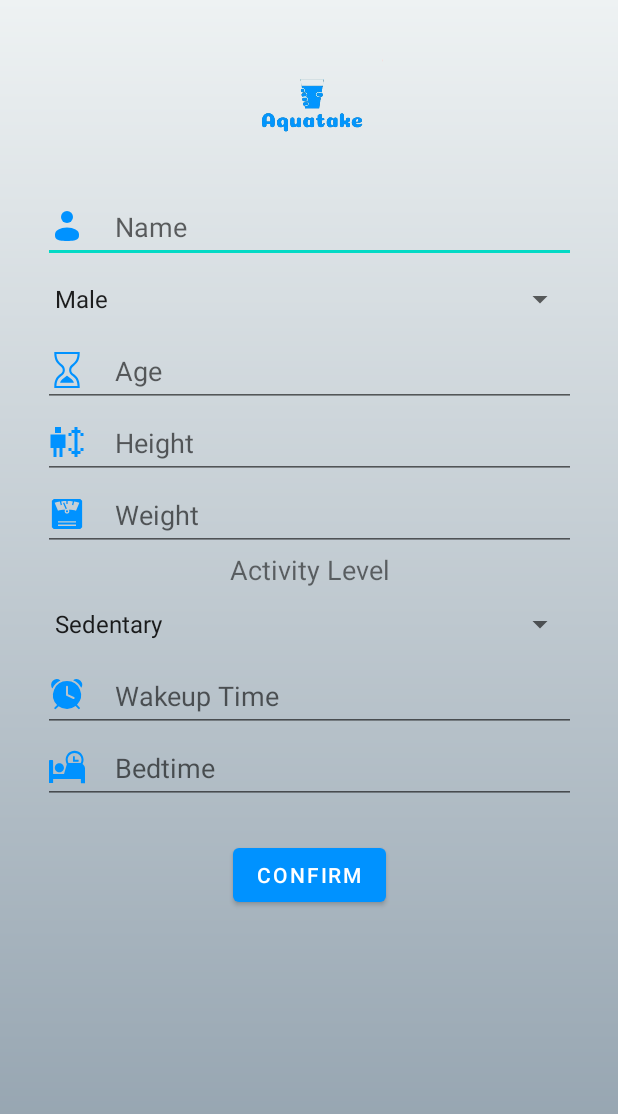
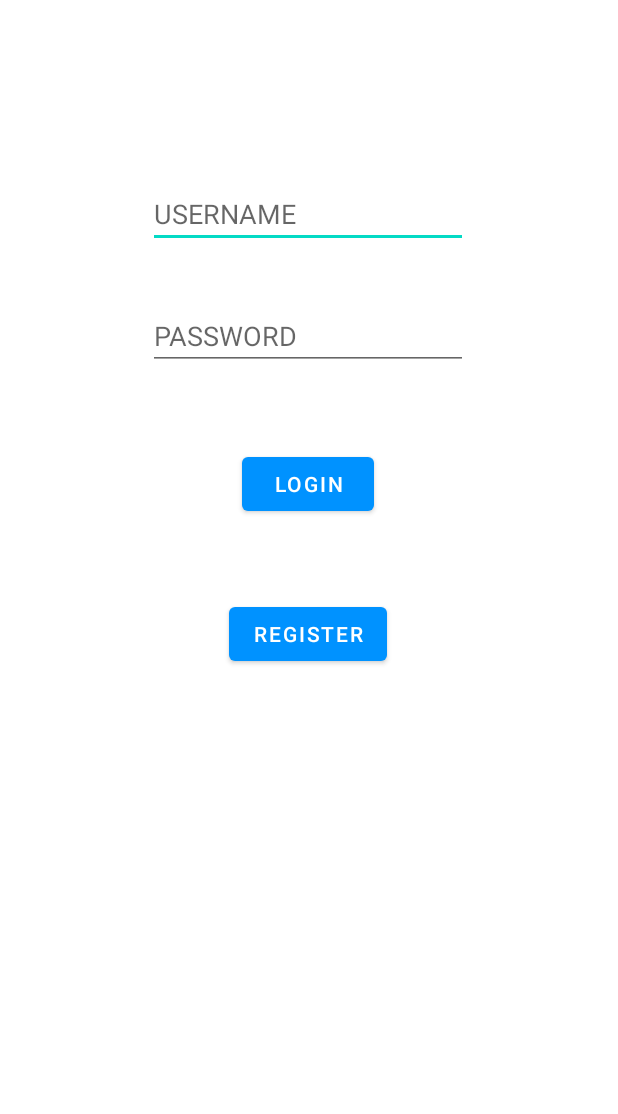
Before and after one commit to SaggyMassiveFuckingSackOfCode/AquaTake, an Android app: the screen it shows after launch (SetupProfile before the commit, Login after it), on a phone screen of 412 x 824 dp. Shown: the top 1114 px of the screen. Run offline under Robolectric (Android 15) with nearby library versions, the light colour scheme and no system bars.

Commit message:
COPY PASTE PARA MAAYOS ANG COPY PASTE

```diff
--- /dev/null
+++ b/app/src/main/java/com/example/aquatake/Login.java
@@ -0,0 +1,49 @@
+package com.example.aquatake;
+
+import androidx.appcompat.app.AppCompatActivity;
+
+import android.content.Intent;
+import android.os.Bundle;
+import android.provider.ContactsContract;
+import android.util.Log;
+import android.widget.EditText;
+import android.widget.Toast;
+
+public class Login extends AppCompatActivity {
+
+    EditText etUsername;
+    EditText etPassword;
+
+    String username;
+    String password;
+    DatabaseManager db;
+
+    @Override
+    protected void onCreate(Bundle savedInstanceState) {
+        super.onCreate(savedInstanceState);
+        setContentView(R.layout.activity_login);
+        etUsername = findViewById(R.id.etUsername);
+        etPassword = findViewById(R.id.etPassword);
+        db = new DatabaseManager(this);
+
+        findViewById(R.id.btnLogin).setOnClickListener(view -> {
+            username = etUsername.getText().toString();
+            password = etPassword.getText().toString();
+            Log.d("DEBUG", ""+ db.Login(username, password));
+            if(username.isEmpty() || password.isEmpty()){
+                Toast.makeText(this, "Please fill in empty fields", Toast.LENGTH_SHORT).show();
+            } else if(db.Login(username, password)){
+                if(!db.hasExistingProfile()){
+                    startActivity(new Intent(Login.this, SetupProfile.class));
+                } else {
+                    startActivity(new Intent(Login.this, Home.class));
+                }
+            }
+        });
+
+        findViewById(R.id.btnRegister).setOnClickListener(view -> {
+            startActivity((new Intent(Login.this, Register.class)));
+        });
+    }
+
+}
--- a/app/src/main/java/com/example/aquatake/MainActivity.java
+++ b/app/src/main/java/com/example/aquatake/MainActivity.java
@@ -16,7 +16,9 @@ public class MainActivity extends AppCompatActivity {
         final Handler handler = new Handler();
         handler.postDelayed(new Runnable() {
             public void run() {
-                if(!db.hasExistingProfile()){
+                if(!AmbotSaImongLubot.isLoggedIn){
+                    startActivity(new Intent(MainActivity.this, Login.class));
+                } else if(!db.hasExistingProfile()){
                     startActivity(new Intent(MainActivity.this, SetupProfile.class));
                 } else {
                     startActivity(new Intent(MainActivity.this, Home.class));
--- a/app/src/main/java/com/example/aquatake/SecondFragment.java
+++ b/app/src/main/java/com/example/aquatake/SecondFragment.java
@@ -15,6 +15,7 @@ public class SecondFragment extends Fragment {
     DatabaseManager Database;
 
     private TextView tvName, tvGender, tvAge, tvHeight, tvWeight, tvWakeUpTime, tvBedTime, tvActivityLevel;
+    DatabaseManager db;
     private String[] profileData;
     public SecondFragment(){}
 
@@ -31,7 +32,12 @@ public class SecondFragment extends Fragment {
         tvBedTime = view.findViewById(R.id.tvBedTime);
         tvActivityLevel = view.findViewById(R.id.tvActivityLevel);
         profileData = Database.getProfileData();
+        db = new DatabaseManager(getContext());
         view.findViewById(R.id.btnSetUp).setOnClickListener(view1 -> startActivity(new Intent(getActivity(), SetupProfile.class)));
+        view.findViewById(R.id.btnLogout).setOnClickListener(view1 -> {
+            db.logout();
+            startActivity(new Intent(getActivity(), MainActivity.class));
+        });
         updateProfile();
         return view;
     }
--- a/app/src/main/java/com/example/aquatake/SetupProfile.java
+++ b/app/src/main/java/com/example/aquatake/SetupProfile.java
@@ -91,7 +91,8 @@ public class SetupProfile extends AppCompatActivity {
                 Toast.makeText(this, "Please fill in missing field(s)", Toast.LENGTH_SHORT).show();
                 return;
             }
-            db.insertSingleUserProfile(
+            db.UpdateUserProfile(
+                    AmbotSaImongLubot.loggedInUsername,
                     name,
                     gender,
                     Integer.parseInt(age),
--- /dev/null
+++ b/app/src/main/res/layout/activity_login.xml
@@ -0,0 +1,54 @@
+<?xml version="1.0" encoding="utf-8"?>
+<androidx.constraintlayout.widget.ConstraintLayout xmlns:android="http://schemas.android.com/apk/res/android"
+    xmlns:app="http://schemas.android.com/apk/res-auto"
+    xmlns:tools="http://schemas.android.com/tools"
+    android:layout_width="match_parent"
+    android:layout_height="match_parent"
+    tools:context=".Login">
+
+    <EditText
+        android:id="@+id/etUsername"
+        android:layout_width="wrap_content"
+        android:layout_height="wrap_content"
+        android:layout_marginTop="120dp"
+        android:ems="10"
+        android:hint="USERNAME"
+        android:inputType="text"
+        app:layout_constraintEnd_toEndOf="parent"
+        app:layout_constraintHorizontal_bias="0.497"
+        app:layout_constraintStart_toStartOf="parent"
+        app:layout_constraintTop_toTopOf="parent" />
+
+    <EditText
+        android:id="@+id/etPassword"
+        android:layout_width="wrap_content"
+        android:layout_height="wrap_content"
+        android:layout_marginTop="36dp"
+        android:ems="10"
+        android:hint="PASSWORD"
+        android:inputType="textPassword"
+        app:layout_constraintEnd_toEndOf="@+id/etUsername"
+        app:layout_constraintHorizontal_bias="1.0"
+        app:layout_constraintStart_toStartOf="@+id/etUsername"
+        app:layout_constraintTop_toBottomOf="@+id/etUsername" />
+
+    <Button
+        android:id="@+id/btnLogin"
+        android:layout_width="wrap_content"
+        android:layout_height="wrap_content"
+        android:layout_marginTop="52dp"
+        android:text="Login"
+        app:layout_constraintEnd_toEndOf="@+id/etPassword"
+        app:layout_constraintStart_toStartOf="@+id/etPassword"
+        app:layout_constraintTop_toBottomOf="@+id/etPassword"/>
+
+    <Button
+        android:id="@+id/btnRegister"
+        android:layout_width="wrap_content"
+        android:layout_height="wrap_content"
+        android:layout_marginTop="52dp"
+        android:text="Register"
+        app:layout_constraintEnd_toEndOf="@+id/btnLogin"
+        app:layout_constraintStart_toStartOf="@+id/btnLogin"
+        app:layout_constraintTop_toBottomOf="@+id/btnLogin" />
+</androidx.constraintlayout.widget.ConstraintLayout>
--- a/app/src/main/res/layout/fragment_third.xml
+++ b/app/src/main/res/layout/fragment_third.xml
@@ -58,7 +58,7 @@
         app:layout_constraintEnd_toEndOf="parent"
         app:layout_constraintHorizontal_bias="0.069"
         app:layout_constraintStart_toStartOf="parent"
-        app:layout_constraintTop_toTopOf="parent"
-        app:layout_constraintVertical_bias="0.457" />
+        app:layout_constraintTop_toBottomOf="@+id/historyHeading"
+        app:layout_constraintVertical_bias="0.339" />
 
 </androidx.constraintlayout.widget.ConstraintLayout>
```
Also changed, not shown: app/src/main/AndroidManifest.xml (+6 -8 lines), app/src/main/java/com/example/aquatake/AmbotSaImongLubot.java (added, +8 -0 lines), app/src/main/java/com/example/aquatake/DatabaseManager.java (+175 -22 lines), app/src/main/java/com/example/aquatake/Register.java (added, +50 -0 lines), app/src/main/res/layout/activity_register.xml (added, +81 -0 lines), app/src/main/res/layout/fragment_second.xml (+13 -2 lines).
